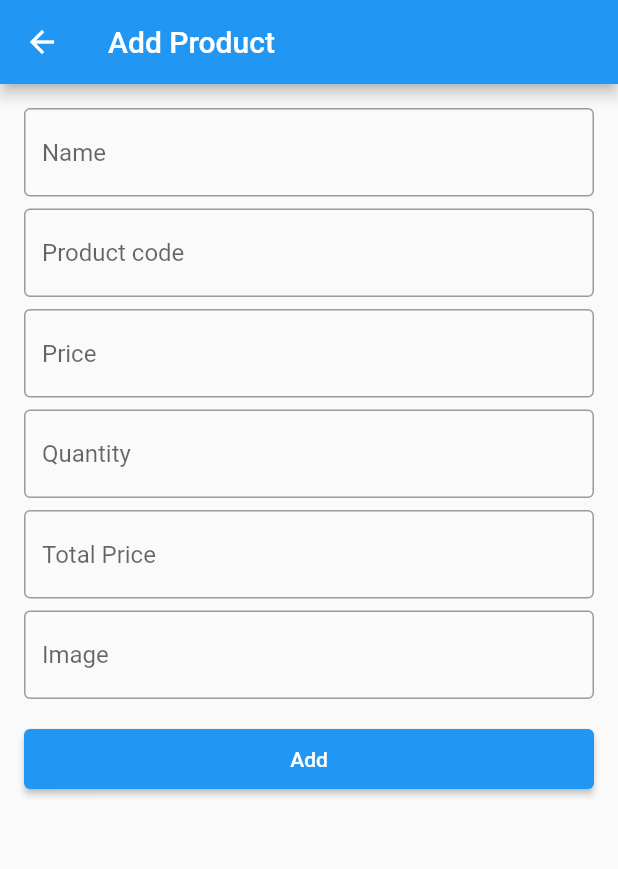
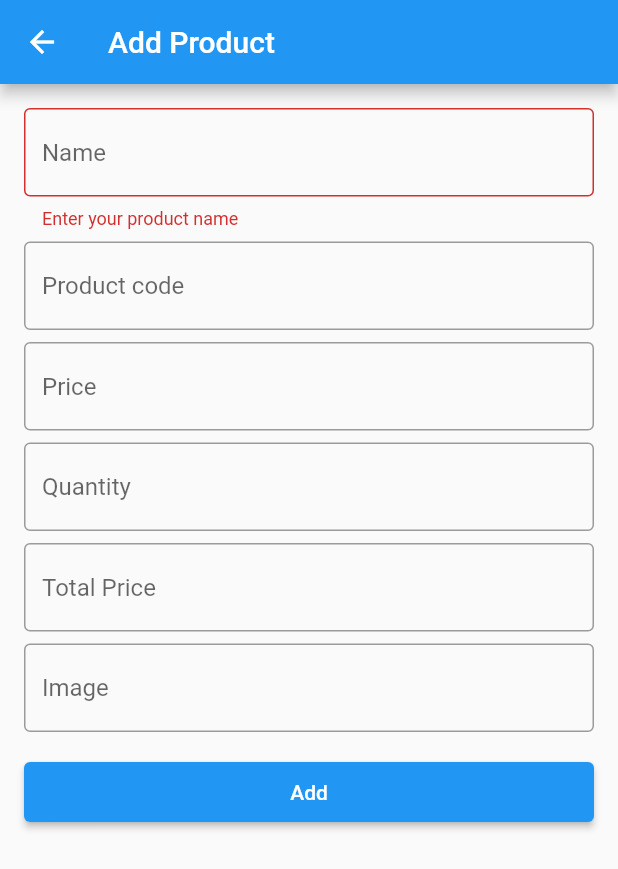
Before and after one commit to RafatMeraz/ostad-flutter-batch-three, a Flutter app: the AddNewProductScreen screen opened directly, after a tap on "Add", on a phone screen of 412 x 824 dp. Shown: the top 869 px of the screen. Run offline on Flutter 3.47's test engine with Material 2 defaults, Android fonts, the light colour scheme and no system bars; network calls fail.

Commit message:
[CRUD] add new product api integration done

```diff
--- a/live_class_project/lib/add_new_product_screen.dart
+++ b/live_class_project/lib/add_new_product_screen.dart
@@ -1,4 +1,9 @@
+import 'dart:convert';
+
 import 'package:flutter/material.dart';
+import 'package:http/http.dart';
+
+// TODO - Add validation in all fields
 
 class AddNewProductScreen extends StatefulWidget {
   const AddNewProductScreen({Key? key}) : super(key: key);
@@ -8,6 +13,63 @@ class AddNewProductScreen extends StatefulWidget {
 }
 
 class _AddNewProductScreenState extends State<AddNewProductScreen> {
+  final TextEditingController _nameTEController = TextEditingController();
+  final TextEditingController _productCodeTEController = TextEditingController();
+  final TextEditingController _priceTEController = TextEditingController();
+  final TextEditingController _quantityTEController = TextEditingController();
+  final TextEditingController _totalPriceTEController = TextEditingController();
+  final TextEditingController _imageTEController = TextEditingController();
+
+  final GlobalKey<FormState> _formState = GlobalKey<FormState>();
+
+  bool inProgress = false;
+
+
+  void addProduct() async {
+    inProgress = true;
+    if (mounted) {
+      setState(() {});
+    }
+    Response response = await post(
+        Uri.parse(
+            'https://crud.teamrabbil.com/api/v1/CreateProduct'),
+        headers: {
+          'Content-type' : 'application/json'
+        },
+        body: jsonEncode({
+          "Img": _imageTEController.text.trim(),
+          "ProductCode": _productCodeTEController.text.trim(),
+          "ProductName": _nameTEController.text.trim(),
+          "Qty": _quantityTEController.text.trim(),
+          "TotalPrice": _totalPriceTEController.text.trim(),
+          "UnitPrice": _priceTEController.text.trim()
+        }));
+    inProgress = false;
+    if (mounted) {
+      setState(() {});
+    }
+    if (response.statusCode == 200) {
+      final decodedBody = jsonDecode(response.body);
+      if (decodedBody['status'] == 'success') {
+        if (mounted) {
+          _imageTEController.clear();
+          _priceTEController.clear();
+          _totalPriceTEController.clear();
+          _productCodeTEController.clear();
+          _nameTEController.clear();
+          _quantityTEController.clear();
+          ScaffoldMessenger.of(context).showSnackBar(const SnackBar(
+              content: Text('New product add success!')));
+        }
+      } else {
+        if (mounted) {
+          ScaffoldMessenger.of(context).showSnackBar(const SnackBar(
+              content: Text('New product add failed. Try again')));
+        }
+      }
+    }
+  }
+
   @override
   Widget build(BuildContext context) {
     return Scaffold(
@@ -17,39 +79,53 @@ class _AddNewProductScreenState extends State<AddNewProductScreen> {
       body: SingleChildScrollView(
         child: Padding(
           padding: const EdgeInsets.all(16),
+          child: Form(
+            key: _formState,
             child: Column(
               children: [
                 TextFormField(
+                  controller: _nameTEController,
                   decoration: const InputDecoration(hintText: 'Name'),
+                  validator: (String? value) {
+                    if (value?.isEmpty ?? true) {
+                      return 'Enter your product name';
+                    }
+                    return null;
+                  },
                 ),
                 const SizedBox(
                   height: 8,
                 ),
                 TextFormField(
+                  controller: _productCodeTEController,
                   decoration: const InputDecoration(hintText: 'Product code'),
                 ),
                 const SizedBox(
                   height: 8,
                 ),
                 TextFormField(
+                  controller: _priceTEController,
                   decoration: const InputDecoration(hintText: 'Price'),
                 ),
                 const SizedBox(
                   height: 8,
                 ),
                 TextFormField(
+                  controller: _quantityTEController,
                   decoration: const InputDecoration(hintText: 'Quantity'),
                 ),
                 const SizedBox(
                   height: 8,
                 ),
                 TextFormField(
+                  controller: _totalPriceTEController,
                   decoration: const InputDecoration(hintText: 'Total Price'),
                 ),
                 const SizedBox(
                   height: 8,
                 ),
                 TextFormField(
+                  controller: _imageTEController,
                   decoration: const InputDecoration(
                     hintText: 'Image',
                   ),
@@ -59,11 +135,19 @@ class _AddNewProductScreenState extends State<AddNewProductScreen> {
                 ),
                 SizedBox(
                   width: double.infinity,
-                child: ElevatedButton(
+                  child: inProgress
+                      ? const Center(
+                          child: CircularProgressIndicator(),
+                        )
+                      : ElevatedButton(
                           style: ElevatedButton.styleFrom(
                             padding: const EdgeInsets.symmetric(vertical: 12),
                           ),
-                  onPressed: () {},
+                          onPressed: () {
+                            if (_formState.currentState!.validate()) {
+                              addProduct();
+                            }
+                          },
                           child: const Text('Add'),
                         ),
                 )
@@ -71,6 +155,7 @@ class _AddNewProductScreenState extends State<AddNewProductScreen> {
             ),
           ),
         ),
+      ),
     );
   }
 }
--- a/live_class_project/lib/home_screen.dart
+++ b/live_class_project/lib/home_screen.dart
@@ -34,6 +34,7 @@ class _HomeScreenState extends State<HomeScreen> {
     print(response.body);
     final Map<String, dynamic> decodedResponse = jsonDecode(response.body);
     if (response.statusCode == 200 && decodedResponse['status'] == 'success') {
+      products.clear();
       for (var e in decodedResponse['data']) {
         products.add(Product.toJson(e));
       }
@@ -47,6 +48,11 @@ class _HomeScreenState extends State<HomeScreen> {
     return Scaffold(
         appBar: AppBar(
           title: const Text('CRUD'),
+          actions: [
+            IconButton(onPressed: () {
+              getProducts();
+            }, icon: const Icon(Icons.refresh))
+          ],
         ),
         floatingActionButton: FloatingActionButton(
           onPressed: () {
```
Also changed, not shown: 1 other file. Lines whose indentation alone changed are shown as unchanged.
